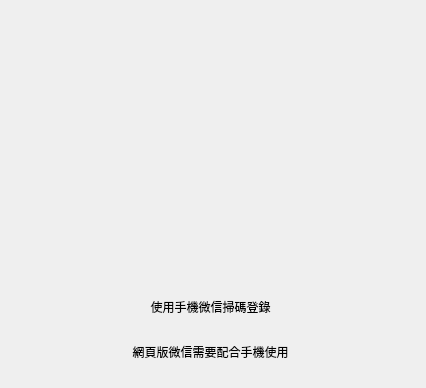
Qt form resource/ui/wechatlauncher-1.0.ui (0xzhaohx/webwechat) before a commit.
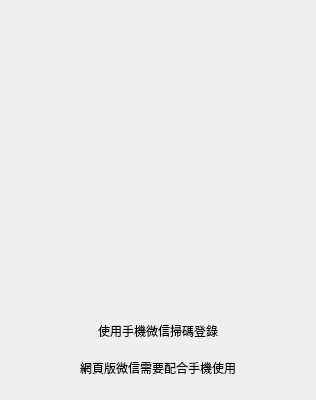
The same form after that commit.

The edit to the form file:
```diff
--- a/resource/ui/wechatlauncher-1.0.ui
+++ b/resource/ui/wechatlauncher-1.0.ui
@@ -6,47 +6,43 @@
    <rect>
     <x>0</x>
     <y>0</y>
-    <width>426</width>
-    <height>388</height>
+    <width>316</width>
+    <height>400</height>
    </rect>
   </property>
   <property name="minimumSize">
    <size>
-    <width>380</width>
-    <height>360</height>
+    <width>280</width>
+    <height>400</height>
    </size>
   </property>
   <property name="windowTitle">
    <string>WeChat網頁版 0.5</string>
   </property>
-  <widget class="QWidget" name="verticalLayoutWidget">
-   <property name="geometry">
-    <rect>
-     <x>10</x>
-     <y>10</y>
-     <width>401</width>
-     <height>361</height>
-    </rect>
-   </property>
-   <layout class="QVBoxLayout" name="verticalLayout" stretch="7,1,1">
+  <layout class="QVBoxLayout" name="verticalLayout_2">
+   <item>
+    <layout class="QVBoxLayout" name="verticalLayout" stretch="7,0,1">
+     <property name="spacing">
+      <number>6</number>
+     </property>
     <item>
      <widget class="QLabel" name="qrLabel">
+       <property name="minimumSize">
+        <size>
+         <width>187</width>
+         <height>187</height>
+        </size>
+       </property>
       <property name="toolTip">
        <string>扫描登陸</string>
       </property>
       <property name="text">
        <string/>
       </property>
-      <property name="alignment">
-       <set>Qt::AlignCenter</set>
-      </property>
      </widget>
     </item>
     <item>
-     <widget class="QLabel" name="label_2">
-      <property name="layoutDirection">
-       <enum>Qt::LeftToRight</enum>
-      </property>
+      <widget class="QLabel" name="label">
       <property name="text">
        <string>使用手機微信掃碼登錄</string>
       </property>
@@ -66,7 +62,8 @@
      </widget>
     </item>
    </layout>
-  </widget>
+   </item>
+  </layout>
  </widget>
  <resources/>
  <connections/>
```
Left out of the diff: 2 changed lines with no effect on the pictures. Lines whose indentation alone changed are shown as unchanged.
